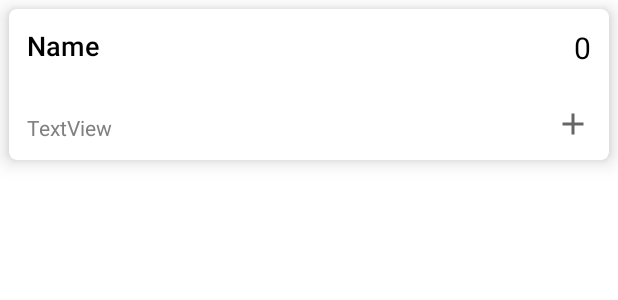
After one commit to isaacy2012/PillBox, an Android app: the layout recycler_view_item_main.xml on its own in the app's theme, with its tools: preview values and no code run, on a phone screen of 412 x 824 dp. The commit adds this screen. Shown: the top 300 px of the screen. Run offline under Robolectric (Android 15) with nearby library versions, the phone set to English and light mode, and no system bars.

Commit message:
Added textView to show the last time the user used the item

```diff
--- a/pillBox/app/src/main/java/com/innerCat/pillBox/factories/TaskDatabaseFactory.java
+++ b/pillBox/app/src/main/java/com/innerCat/pillBox/factories/ItemDatabaseFactory.java
@@ -6,7 +6,7 @@ import androidx.room.Room;
 
 import com.innerCat.pillBox.room.ItemDatabase;
 
-public class TaskDatabaseFactory {
+public class ItemDatabaseFactory {
     public static ItemDatabase getTaskDatabase( Context context ) {
         return Room.databaseBuilder(context.getApplicationContext(),
                 ItemDatabase.class, "tasks")
--- a/pillBox/app/src/main/java/com/innerCat/pillBox/room/ItemDatabase.java
+++ b/pillBox/app/src/main/java/com/innerCat/pillBox/room/ItemDatabase.java
@@ -6,7 +6,7 @@ import androidx.room.TypeConverters;
 
 import com.innerCat.pillBox.Item;
 
-@Database(entities = { Item.class }, version = 1)
+@Database(entities = { Item.class }, version = 2)
 @TypeConverters({ Converters.class })
 public abstract class ItemDatabase extends RoomDatabase {
     public abstract ItemDao itemDao();
--- /dev/null
+++ b/pillBox/app/src/main/res/layout/recycler_view_item_main.xml
@@ -0,0 +1,97 @@
+<?xml version="1.0" encoding="utf-8"?>
+
+<androidx.cardview.widget.CardView xmlns:android="http://schemas.android.com/apk/res/android"
+        xmlns:app="http://schemas.android.com/apk/res-auto"
+        xmlns:tools="http://schemas.android.com/tools"
+        android:layout_width="match_parent"
+        android:layout_height="wrap_content"
+        android:paddingHorizontal="8dp"
+        android:paddingVertical="8dp"
+        app:layout_constraintBottom_toBottomOf="parent"
+        app:layout_constraintEnd_toEndOf="parent"
+        app:layout_constraintStart_toStartOf="parent"
+        app:layout_constraintTop_toTopOf="parent"
+        app:cardCornerRadius="5dp"
+        style="@style/CardView.DayNight"
+        android:layout_marginHorizontal="6dp"
+        android:layout_marginVertical="6dp"
+        android:id="@+id/cardView"
+        app:cardMaxElevation="16dp"
+        android:animateLayoutChanges="true"
+        app:cardElevation="8dp">
+    <!-- app:layout_constraintDimensionRatio="1:1" -->
+
+
+    <androidx.constraintlayout.widget.ConstraintLayout
+            android:layout_width="match_parent"
+            android:layout_height="wrap_content"
+            android:paddingHorizontal="12dp"
+            android:paddingVertical="12dp">
+
+        <TextView
+                android:text="0"
+                android:layout_width="wrap_content"
+                android:layout_height="wrap_content"
+                android:id="@+id/stockTextView"
+                android:layout_weight="0"
+                android:textSize="20sp"
+                app:layout_constraintTop_toTopOf="parent"
+                app:layout_constraintEnd_toEndOf="parent" />
+
+        <ImageButton
+                android:layout_width="wrap_content"
+                android:layout_height="wrap_content"
+                app:srcCompat="@drawable/ic_baseline_add_24"
+                android:id="@+id/refillButton"
+                android:background="?android:selectableItemBackgroundBorderless"
+                app:layout_constraintEnd_toEndOf="parent"
+                app:layout_constraintBottom_toBottomOf="parent"
+                app:layout_constraintTop_toBottomOf="@+id/stockTextView"
+                android:layout_marginTop="25dp" />
+
+        <LinearLayout
+                android:orientation="vertical"
+                android:layout_width="0dp"
+                android:layout_height="wrap_content"
+                android:layout_weight="1"
+                app:layout_constraintTop_toTopOf="parent"
+                app:layout_constraintStart_toStartOf="parent"
+                android:id="@+id/linearLayout">
+
+            <TextView
+                    android:layout_width="match_parent"
+                    android:layout_height="wrap_content"
+                    android:id="@+id/nameView"
+                    android:layout_weight="1"
+                    android:fontFamily="sans-serif-medium"
+                    android:textAppearance="@style/TextAppearance.AppCompat.Medium"
+                    android:textSize="18sp"
+                    android:layout_marginVertical="0dp"
+                    android:baselineAligned="false"
+                    android:gravity="center_vertical"
+                    android:text="Name"
+                    android:visibility="visible" />
+
+            <TextView
+                    android:text="Expiry"
+                    android:layout_width="wrap_content"
+                    android:layout_height="wrap_content"
+                    android:id="@+id/expiryTextView"
+                    android:visibility="gone"
+                    android:fontFamily="sans-serif" />
+        </LinearLayout>
+
+        <TextView
+                android:text="TextView"
+                android:layout_width="wrap_content"
+                android:layout_height="wrap_content"
+                android:id="@+id/lastTakenTextView"
+                app:layout_constraintStart_toStartOf="parent"
+                app:layout_constraintBottom_toBottomOf="parent"
+                android:autoSizeMinTextSize="11sp"
+                android:autoSizeMaxTextSize="14sp"
+                android:textColor="@android:color/tab_indicator_text" />
+
+    </androidx.constraintlayout.widget.ConstraintLayout>
+
+</androidx.cardview.widget.CardView>
```
Also changed, not shown: pillBox/app/src/main/java/com/innerCat/pillBox/Item.java (+11 -10 lines), pillBox/app/src/main/java/com/innerCat/pillBox/activities/MainActivity.java (+85 -7 lines), pillBox/app/src/main/java/com/innerCat/pillBox/recyclerViews/ItemAdapter.java (renamed from pillBox/app/src/main/java/com/innerCat/pillBox/recyclerViews/TasksAdapter.java, +45 -12 lines), pillBox/app/src/main/res/drawable/ic_baseline_edit_24.xml (added, +10 -0 lines), pillBox/app/src/main/res/layout/activity_main.xml (+19 -18 lines), pillBox/app/src/main/res/layout/list_item_main.xml (deleted, +0 -85 lines), 2 other files.
